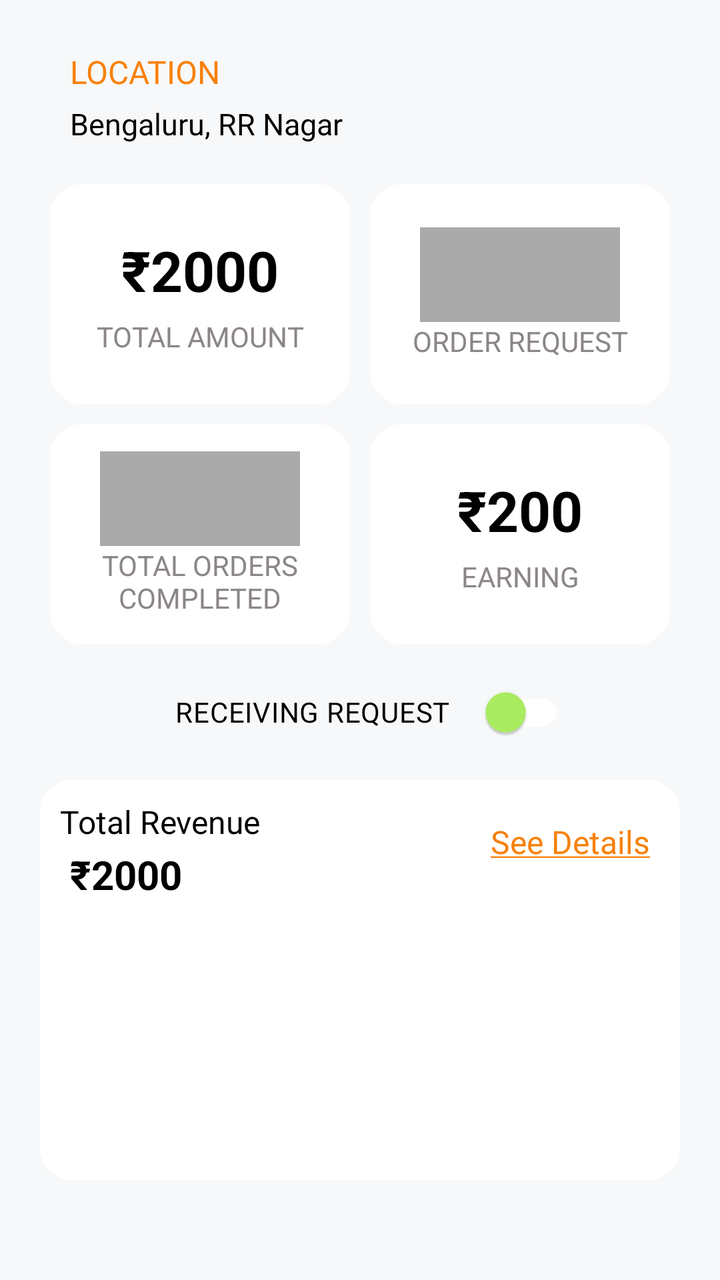
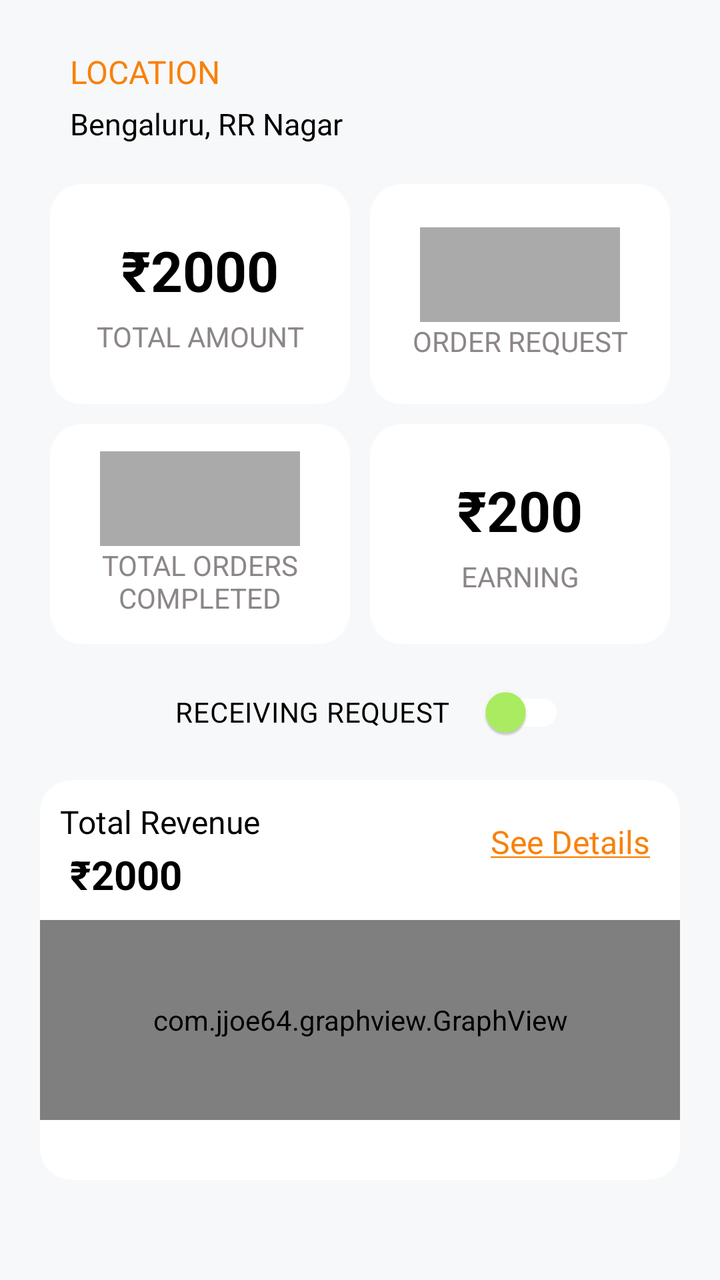

The first picture is an Android layout as it rendered before a commit; the second is the same layout after the commit. The layout source and the unified diff follow.
<!-- AndroidManifest.xml: application theme Theme.B2CDeliveryApp -->
<!-- res/layout/fragment_dashboard.xml -->
<?xml version="1.0" encoding="utf-8"?>
<androidx.constraintlayout.widget.ConstraintLayout xmlns:android="http://schemas.android.com/apk/res/android"
    xmlns:app="http://schemas.android.com/apk/res-auto"
    xmlns:tools="http://schemas.android.com/tools"
    android:id="@+id/frameLayout2"
    android:layout_width="match_parent"
    android:layout_height="match_parent"
    android:background="#F7F8F9"
    android:padding="10dp"
    tools:context=".DashboardFragment">


    <TextView
        android:id="@+id/textView2"
        android:layout_width="wrap_content"
        android:layout_height="wrap_content"
        android:layout_marginStart="25dp"
        android:layout_marginTop="15dp"
        android:fontWeight="600"
        android:text="LOCATION"
        android:textColor="@color/appThemeColor"
        android:textSize="16sp"
        app:layout_constraintStart_toStartOf="parent"
        app:layout_constraintTop_toTopOf="parent" />

    <TextView
        android:id="@+id/locationBox"
        android:layout_width="wrap_content"
        android:layout_height="wrap_content"
        android:layout_marginStart="25dp"
        android:layout_marginTop="5dp"
        android:text="Bengaluru, RR Nagar"
        android:textSize="15sp"
        app:layout_constraintStart_toStartOf="parent"
        app:layout_constraintTop_toBottomOf="@+id/textView2"
        android:textColor="@color/black"/>

    <LinearLayout
        android:id="@+id/amount_order_layout"
        android:layout_width="wrap_content"
        android:layout_height="110dp"
        android:layout_marginStart="25dp"
        android:layout_marginTop="20dp"
        android:layout_marginEnd="25dp"
        android:orientation="horizontal"
        app:layout_constraintEnd_toEndOf="parent"
        app:layout_constraintStart_toStartOf="parent"
        app:layout_constraintTop_toBottomOf="@+id/locationBox">

        <LinearLayout
            android:id="@+id/Amount_box"
            android:layout_width="150dp"
            android:layout_height="match_parent"
            android:layout_marginEnd="10dp"
            android:background="@drawable/rounded_background_white"
            android:gravity="center"
            android:orientation="vertical">

            <TextView
                android:id="@+id/amount"
                android:layout_width="match_parent"
                android:layout_height="wrap_content"
                android:gravity="center"
                android:paddingBottom="5dp"
                android:text="₹2000"
                android:textSize="28sp"
                android:textStyle="bold"
                android:textColor="@color/black"
                />

            <TextView
                android:layout_width="match_parent"
                android:layout_height="wrap_content"
                android:gravity="center"
                android:text="TOTAL AMOUNT"
                android:textColor="#8C8686" />
        </LinearLayout>

        <LinearLayout
            android:id="@+id/Order_request"
            android:layout_width="150dp"
            android:layout_height="match_parent"
            android:background="@drawable/rounded_background_white"
            android:gravity="center"
            android:orientation="vertical">

            <TextView
                android:padding="5dp"
                android:id="@+id/order_count"
                android:layout_width="100dp"
                android:layout_height="wrap_content"
                android:gravity="center"
                android:paddingBottom="5dp"
                android:textSize="28sp"
                android:textStyle="bold"
                android:textColor="@color/black"
                android:background="@drawable/dummy_loading"/>

            <TextView
                android:layout_width="match_parent"
                android:layout_height="wrap_content"
                android:gravity="center"
                android:text="ORDER REQUEST"
                android:textColor="#8C8686" />
        </LinearLayout>

    </LinearLayout>


    <LinearLayout
        android:id="@+id/linearLayout"
        android:layout_width="match_parent"
        android:layout_height="wrap_content"
        android:layout_marginStart="10dp"
        android:layout_marginTop="10dp"
        android:layout_marginEnd="10dp"
        android:gravity="center"
        android:orientation="horizontal"
        app:layout_constraintEnd_toEndOf="parent"
        app:layout_constraintStart_toStartOf="parent"
        app:layout_constraintTop_toBottomOf="@+id/order_layout2">

        <androidx.appcompat.widget.SwitchCompat
            android:id="@+id/receiving_request"
            android:layout_width="wrap_content"
            android:layout_height="wrap_content"
            android:paddingStart="10dp"
            android:text="RECEIVING REQUEST     "
            android:textColor="@color/black"
            app:thumbTint="#ADF062"
            app:trackTint="@color/white" />

    </LinearLayout>

    <LinearLayout
        android:id="@+id/graph_layout"
        android:layout_width="match_parent"
        android:layout_height="200dp"
        android:layout_marginStart="10dp"
        android:layout_marginTop="10dp"
        android:layout_marginEnd="10dp"
        android:orientation="vertical"
        android:background="@drawable/rounded_background_white"
        app:layout_constraintEnd_toEndOf="parent"
        app:layout_constraintStart_toStartOf="parent"
        app:layout_constraintTop_toBottomOf="@+id/linearLayout">

        <androidx.constraintlayout.widget.ConstraintLayout
            android:id="@+id/revenue_layout"
            android:layout_width="match_parent"
            android:layout_height="70dp">

            <TextView
                android:id="@+id/textView6"
                android:layout_width="wrap_content"
                android:layout_height="wrap_content"
                android:layout_marginStart="10dp"
                android:layout_marginTop="10dp"
                android:text="Total Revenue"
                android:textSize="16sp"
                app:layout_constraintStart_toStartOf="parent"
                app:layout_constraintTop_toTopOf="parent"
                android:textColor="@color/black"/>

            <TextView
                android:id="@+id/total_revenue"
                android:layout_width="wrap_content"
                android:layout_height="wrap_content"
                android:layout_marginStart="15dp"
                android:layout_marginTop="2dp"
                android:textStyle="bold"
                android:textSize="20sp"
                android:text="₹2000"
                app:layout_constraintStart_toStartOf="parent"
                app:layout_constraintTop_toBottomOf="@+id/textView6"
                android:textColor="@color/black"/>

            <TextView
                android:id="@+id/see_details"
                android:layout_width="wrap_content"
                android:layout_height="wrap_content"
                android:layout_marginTop="20dp"
                android:layout_marginEnd="15dp"
                android:textSize="16sp"
                android:textColor="@color/appThemeColor"
                android:text="@string/see_details"
                app:layout_constraintEnd_toEndOf="parent"
                app:layout_constraintTop_toTopOf="parent" />
        </androidx.constraintlayout.widget.ConstraintLayout>
    </LinearLayout>

    <LinearLayout
        android:id="@+id/order_layout2"
        android:layout_width="wrap_content"
        android:layout_height="110dp"
        android:layout_marginStart="25dp"
        android:layout_marginTop="10dp"
        android:layout_marginEnd="25dp"
        android:orientation="horizontal"
        app:layout_constraintEnd_toEndOf="parent"
        app:layout_constraintStart_toStartOf="parent"
        app:layout_constraintTop_toBottomOf="@+id/amount_order_layout">

        <LinearLayout
            android:id="@+id/total_orders_completed_layout"
            android:layout_width="150dp"
            android:layout_height="match_parent"
            android:layout_marginEnd="10dp"
            android:background="@drawable/rounded_background_white"
            android:gravity="center"
            android:orientation="vertical">

            <TextView
                android:padding="5dp"
                android:id="@+id/completed_orders_count"
                android:layout_width="100dp"
                android:layout_height="wrap_content"
                android:gravity="center"
                android:paddingBottom="5dp"
                android:textSize="28sp"
                android:textStyle="bold"
                android:textColor="@color/black"
                android:background="@drawable/dummy_loading"/>

            <TextView
                android:layout_width="match_parent"
                android:layout_height="wrap_content"
                android:gravity="center"
                android:text="TOTAL ORDERS COMPLETED"
                android:textColor="#8C8686" />

        </LinearLayout>

        <LinearLayout
            android:id="@+id/earnings_layout"
            android:layout_width="150dp"
            android:layout_height="match_parent"
            android:background="@drawable/rounded_background_white"
            android:gravity="center"
            android:orientation="vertical">

            <TextView
                android:id="@+id/total_earnings"
                android:layout_width="match_parent"
                android:layout_height="wrap_content"
                android:gravity="center"
                android:paddingBottom="5dp"
                android:text="₹200"
                android:textSize="28sp"
                android:textStyle="bold"
                android:textColor="@color/black"/>

            <TextView
                android:layout_width="match_parent"
                android:layout_height="wrap_content"
                android:gravity="center"
                android:text="EARNING"
                android:textColor="#8C8686" />

        </LinearLayout>

    </LinearLayout>


</androidx.constraintlayout.widget.ConstraintLayout>
<!-- resources referenced by this layout -->
<resources>
  <color name="appThemeColor">#F8810B</color>
  <color name="black">#FF000000</color>
  <color name="white">#FFFFFFFF</color>
  <!-- drawable dummy_loading (drawable) -->
  <layer-list xmlns:android="http://schemas.android.com/apk/res/android">
  
      
      <item
          android:id="@android:id/background"
          android:drawable="@android:color/transparent" /> 
  
      
      <item>
          <shape
              android:shape="rectangle">
              <solid android:color="@android:color/darker_gray" /> 
  
              <padding
                  android:left="16dp"
                  android:right="16dp"
                  android:top="8dp"
                  android:bottom="8dp" /> 
          </shape>
      </item>
  
  </layer-list>
  <!-- drawable rounded_background_white (drawable) -->
  <?xml version="1.0" encoding="utf-8"?>
  <shape xmlns:android="http://schemas.android.com/apk/res/android">
      <solid android:color="@color/white" />
      <corners android:radius="16dp" />
  </shape>
  <string name="see_details"><u>See Details</u></string>
  <style name="Theme.B2CDeliveryApp" parent="Base.Theme.B2CDeliveryApp">
          <item name="android:windowTranslucentStatus">true</item>
          <item name="android:statusBarColor">@android:color/transparent</item>
      </style>
  <style name="Base.Theme.B2CDeliveryApp" parent="Theme.Material3.DayNight.NoActionBar">
          
          
      </style>
</resources>

<!-- the commit's change to res/layout/fragment_dashboard.xml (unified diff, before → after) -->
@@ -187,6 +187,14 @@
                 app:layout_constraintEnd_toEndOf="parent"
                 app:layout_constraintTop_toTopOf="parent" />
         </androidx.constraintlayout.widget.ConstraintLayout>
+
+        <com.jjoe64.graphview.GraphView
+            android:id="@+id/graph"
+            android:layout_width="match_parent"
+            android:layout_height="100dp"
+            android:layout_centerInParent="true" />
+
+
     </LinearLayout>
 
     <LinearLayout
